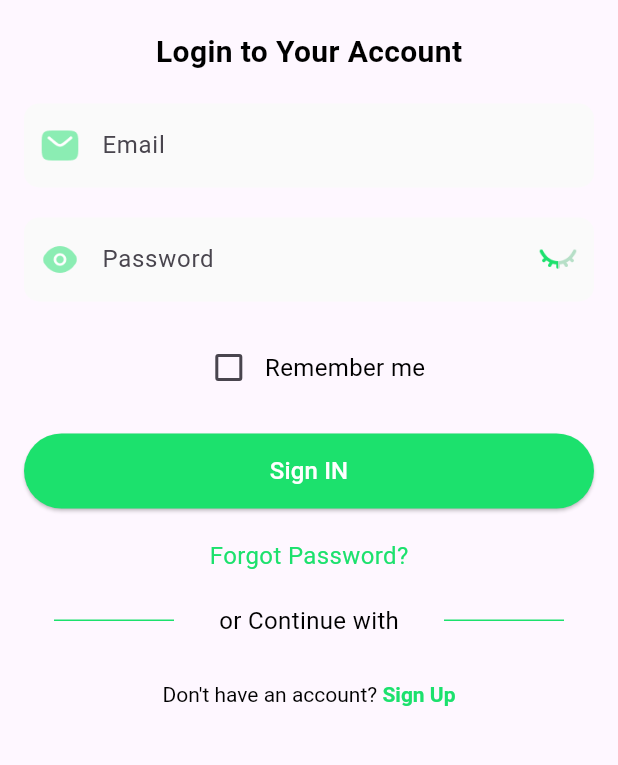
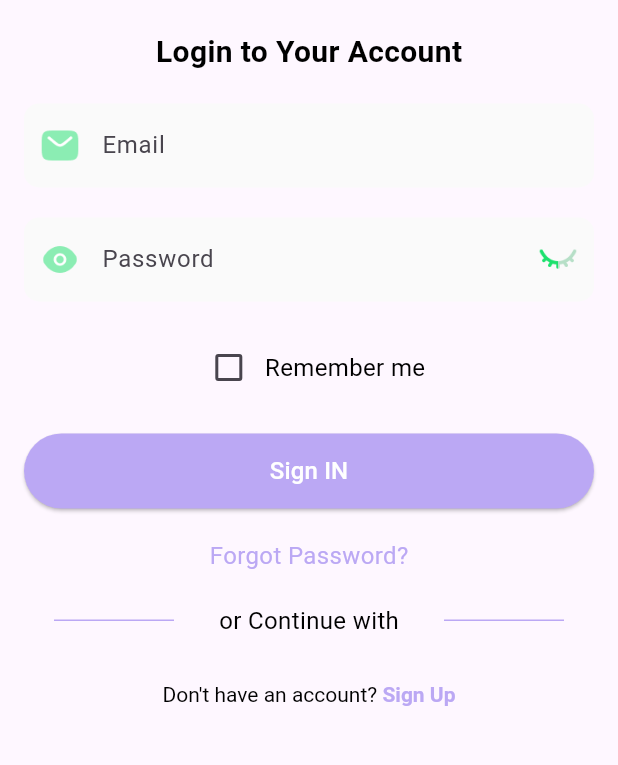
Before and after one commit to coderasmita/doctor_appointment, a Flutter app: the screen it shows after launch, on a phone screen of 412 x 824 dp, the part 333-1098 px from its top. Run offline on Flutter 3.47's test engine with Material 3 defaults, Android fonts, the phone set to English and light mode, and no system bars; our stand-ins replace get, velocity_x.

Commit message:
primary color change

```diff
--- a/lib/const/app_colors.dart
+++ b/lib/const/app_colors.dart
@@ -1,7 +1,7 @@
 import 'package:flutter/material.dart';
 
 class AppColors {
-  static const Color primaryColor = Color(0xFF1CE16D);
+  static const Color primaryColor = Color(0xFFBBA8F4);
   static const Color whiteColor = Color(0xFFFFFFFF);
   static const Color blackColor = Color(0xFF000000);
   static const Color greyColor = Color(0xFF808080);
```
